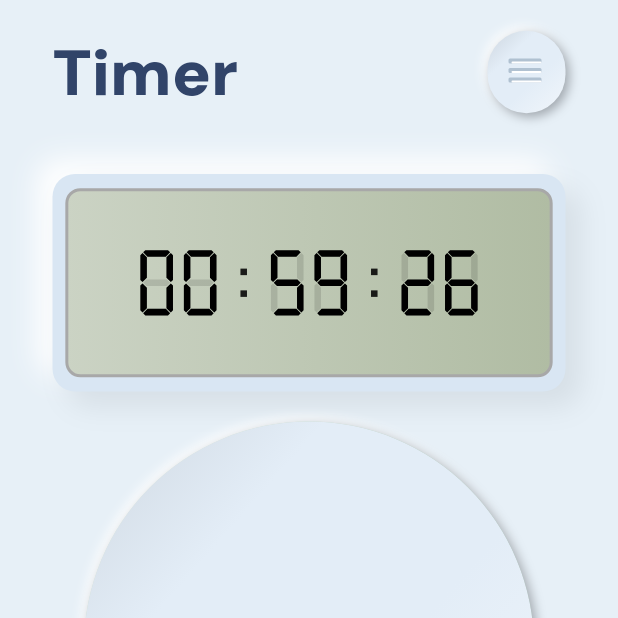
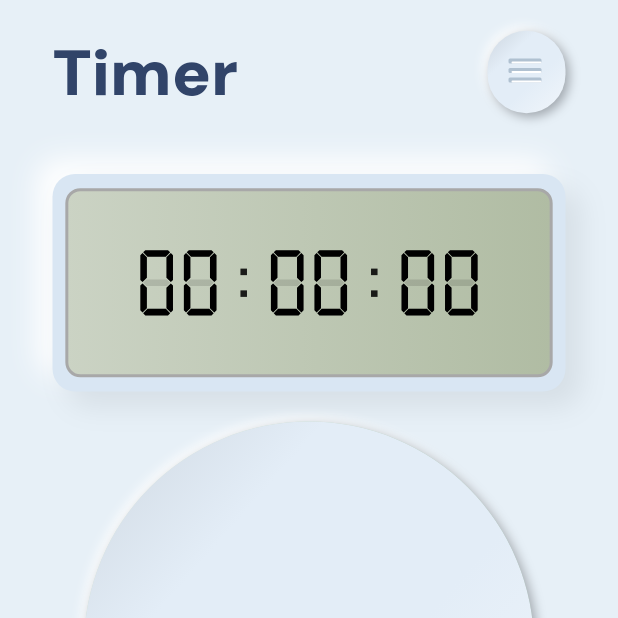
Before and after one commit to c0ff33-b34n/neumorphic_timer, a Flutter app: the screen it shows after launch, on a phone screen of 412 x 824 dp, the top half of it. Run offline on Flutter 3.47's test engine with Material 2 defaults, Android fonts, the phone set to English and light mode, and no system bars; our stand-ins replace google_fonts.

Commit message:
Add TimerService, start timer and update seconds of display when pressing play and reset when pressing reset

```diff
--- /dev/null
+++ b/lib/UI/neumorphic_playbutton.dart
@@ -0,0 +1,127 @@
+import 'package:flutter/material.dart';
+import 'package:neumorphic_timer/screens/timer_screen.dart';
+import 'package:provider/provider.dart';
+
+class NeumorphicPlayButton extends StatelessWidget {
+  const NeumorphicPlayButton({
+    Key? key,
+  }) : super(key: key);
+
+  @override
+  Widget build(BuildContext context) {
+    return NeumorphicPlayContainer(
+      key: key,
+      child: Center(
+        child: Icon(
+          Icons.play_arrow,
+          size: 60,
+          color: Colors.greenAccent.shade400,
+        ),
+      ),
+      bevel: 5.0,
+      borderRadius: null,
+      boxShape: BoxShape.circle,
+      color: Color.fromRGBO(227, 237, 247, 1),
+      height: 1.0,
+    );
+  }
+}
+
+class NeumorphicPlayContainer extends StatefulWidget {
+  final Widget child;
+  final double bevel;
+  final Offset blurOffset;
+  final Color color;
+  final double height;
+  final BorderRadius? borderRadius;
+  final BoxShape boxShape;
+
+  NeumorphicPlayContainer(
+      {required Key? key,
+      required this.child,
+      this.bevel = 10.0,
+      required this.color,
+      required this.height,
+      required this.borderRadius,
+      this.boxShape = BoxShape.rectangle})
+      : this.blurOffset = Offset(bevel / 2, bevel / 2),
+        super(key: key);
+
+  @override
+  _NeumorphicContainerState createState() => _NeumorphicContainerState();
+}
+
+class _NeumorphicContainerState extends State<NeumorphicPlayContainer> {
+  bool _isPressed = false;
+
+  void _onPointerDown(PointerDownEvent event) {
+    setState(() {
+      _isPressed = true;
+    });
+  }
+
+  void _onPointerUp(PointerUpEvent event) {
+    setState(() {
+      _isPressed = false;
+    });
+  }
+
+  @override
+  Widget build(BuildContext context) {
+    final color = this.widget.color;
+
+    return Listener(
+      onPointerDown: (e) {
+        Provider.of<TimerService>(context, listen: false).start();
+        _onPointerDown(e);
+      },
+      onPointerUp: _onPointerUp,
+      child: AnimatedContainer(
+        alignment: Alignment.center,
+        height: widget.height,
+        duration: const Duration(milliseconds: 150),
+        padding: const EdgeInsets.all(16.0),
+        decoration: BoxDecoration(
+          borderRadius: widget.borderRadius,
+          shape: widget.boxShape,
+          gradient: LinearGradient(
+              begin: Alignment.topLeft,
+              end: Alignment.bottomRight,
+              colors: [
+                _isPressed ? color : color.mix(Colors.black, .1),
+                _isPressed ? color.mix(Colors.black, .05) : color,
+                _isPressed ? color.mix(Colors.black, .05) : color,
+                color.mix(Colors.white, _isPressed ? .2 : .5),
+              ],
+              stops: [
+                0.0,
+                .3,
+                .6,
+                1.0,
+              ]),
+          boxShadow: _isPressed
+              ? null
+              : [
+                  BoxShadow(
+                    blurRadius: widget.bevel,
+                    offset: -widget.blurOffset,
+                    color: Colors.white,
+                  ),
+                  BoxShadow(
+                    blurRadius: widget.bevel,
+                    offset: widget.blurOffset,
+                    color: color.mix(Colors.black, .3),
+                  )
+                ],
+        ),
+        child: widget.child,
+      ),
+    );
+  }
+}
+
+extension ColorUtils on Color {
+  Color mix(Color another, double amount) {
+    return Color.lerp(this, another, amount)!;
+  }
+}
--- /dev/null
+++ b/lib/UI/neumorphic_resetbutton.dart
@@ -0,0 +1,138 @@
+import 'package:flutter/material.dart';
+import 'package:google_fonts/google_fonts.dart';
+import 'package:provider/provider.dart';
+
+import '../screens/timer_screen.dart';
+
+class NeumorphicResetButton extends StatefulWidget {
+  const NeumorphicResetButton({
+    Key? key,
+  }) : super(key: key);
+
+  @override
+  State<NeumorphicResetButton> createState() => _ResetButtonState();
+}
+
+class _ResetButtonState extends State<NeumorphicResetButton> {
+  @override
+  Widget build(BuildContext context) {
+    return NeumorphicResetContainer(
+      child: Text(
+        'Reset',
+        textAlign: TextAlign.center,
+        style: GoogleFonts.dmSans(
+          textStyle: TextStyle(
+            fontSize: 28,
+            fontWeight: FontWeight.w700,
+            color: Color.fromRGBO(49, 68, 105, 1),
+          ),
+        ),
+      ),
+      bevel: 5.0,
+      borderRadius: BorderRadius.circular(10.5),
+      color: Color.fromRGBO(227, 237, 247, 1),
+      key: widget.key,
+      height: 80.0,
+    );
+  }
+}
+
+class NeumorphicResetContainer extends StatefulWidget {
+  final Widget child;
+  final double bevel;
+  final Offset blurOffset;
+  final Color color;
+  final double height;
+  final BorderRadius? borderRadius;
+  final BoxShape boxShape;
+
+  NeumorphicResetContainer(
+      {required Key? key,
+      required this.child,
+      this.bevel = 10.0,
+      required this.color,
+      required this.height,
+      required this.borderRadius,
+      this.boxShape = BoxShape.rectangle})
+      : this.blurOffset = Offset(bevel / 2, bevel / 2),
+        super(key: key);
+
+  @override
+  _NeumorphicResetContainerState createState() =>
+      _NeumorphicResetContainerState();
+}
+
+class _NeumorphicResetContainerState extends State<NeumorphicResetContainer> {
+  bool _isPressed = false;
+
+  void _onPointerDown(PointerDownEvent event) {
+    setState(() {
+      _isPressed = true;
+    });
+  }
+
+  void _onPointerUp(PointerUpEvent event) {
+    setState(() {
+      _isPressed = false;
+    });
+  }
+
+  @override
+  Widget build(BuildContext context) {
+    final color = this.widget.color;
+
+    return Listener(
+      onPointerDown: (e) {
+        Provider.of<TimerService>(context, listen: false).reset();
+        _onPointerDown(e);
+      },
+      onPointerUp: _onPointerUp,
+      child: AnimatedContainer(
+        alignment: Alignment.center,
+        height: widget.height,
+        duration: const Duration(milliseconds: 150),
+        padding: const EdgeInsets.all(16.0),
+        decoration: BoxDecoration(
+          borderRadius: widget.borderRadius,
+          shape: widget.boxShape,
+          gradient: LinearGradient(
+              begin: Alignment.topLeft,
+              end: Alignment.bottomRight,
+              colors: [
+                _isPressed ? color : color.mix(Colors.black, .1),
+                _isPressed ? color.mix(Colors.black, .05) : color,
+                _isPressed ? color.mix(Colors.black, .05) : color,
+                color.mix(Colors.white, _isPressed ? .2 : .5),
+              ],
+              stops: [
+                0.0,
+                .3,
+                .6,
+                1.0,
+              ]),
+          boxShadow: _isPressed
+              ? null
+              : [
+                  BoxShadow(
+                    blurRadius: widget.bevel,
+                    offset: -widget.blurOffset,
+                    color: Colors.white,
+                  ),
+                  BoxShadow(
+                    blurRadius: widget.bevel,
+                    offset: widget.blurOffset,
+                    color: color.mix(Colors.black, .3),
+                  )
+                ],
+        ),
+        child: widget.child,
+      ),
+    );
+  }
+}
+
+extension ColorUtils on Color {
+  Color mix(Color another, double amount) {
+    return Color.lerp(this, another, amount)!;
+  }
+}
--- a/lib/screens/timer_screen.dart
+++ b/lib/screens/timer_screen.dart
@@ -1,13 +1,21 @@
+import 'dart:async';
+
 import 'package:flutter/material.dart';
 import 'package:google_fonts/google_fonts.dart';
 import 'package:neumorphic_timer/UI/neumorphic_container.dart';
+import 'package:provider/provider.dart';
 import '../UI/digital_colon.dart';
 import '../UI/digital_number.dart';
+import '../UI/neumorphic_playbutton.dart';
+import '../UI/neumorphic_resetbutton.dart';
 
 class TimerScreen extends StatelessWidget {
   @override
   Widget build(BuildContext context) {
-    return Material(
+    final timerService = TimerService();
+    return ChangeNotifierProvider<TimerService>(
+      create: (_) => timerService,
+      child: Material(
         color: Color.fromRGBO(231, 240, 247, 1),
         child: Padding(
           padding: const EdgeInsets.symmetric(horizontal: 35.0),
@@ -43,11 +51,12 @@ class TimerScreen extends StatelessWidget {
                   shape: BoxShape.circle,
                   color: Colors.green,
                 ),
-              child: PlayButton(),
+                child: NeumorphicPlayButton(),
               ),
               SizedBox(height: 25.0),
-            ResetButton(),
+              NeumorphicResetButton(),
             ],
+          ),
         ),
       ),
     );
@@ -119,9 +128,10 @@ class DigitalNumbers extends StatelessWidget {
 
   @override
   Widget build(BuildContext context) {
+    final duration = Provider.of<TimerService>(context).currentDuration;
     final hours = createNumberTime(0);
-    final minutes = createNumberTime(59);
-    final seconds = createNumberTime(26);
+    final minutes = createNumberTime(0);
+    final seconds = createNumberTime(duration.inSeconds);
     return Center(
       child: Container(
         height: maxHeight * 0.5,
@@ -191,31 +201,6 @@ class DigitalNumberWithBg extends StatelessWidget {
   }
 }
 
-class PlayButton extends StatelessWidget {
-  const PlayButton({
-    Key? key,
-  }) : super(key: key);
-
-  @override
-  Widget build(BuildContext context) {
-    return NeumorphicContainer(
-      key: key,
-      child: Center(
-        child: Icon(
-          Icons.play_arrow,
-          size: 60,
-          color: Colors.greenAccent.shade400,
-        ),
-      ),
-      bevel: 5.0,
-      borderRadius: null,
-      boxShape: BoxShape.circle,
-      color: Color.fromRGBO(227, 237, 247, 1),
-      height: 1.0,
-    );
-  }
-}
-
 class HamburgerButton extends StatelessWidget {
   const HamburgerButton({
     Key? key,
@@ -268,35 +253,33 @@ class HamburgerButton extends StatelessWidget {
   }
 }
 
-class ResetButton extends StatefulWidget {
-  const ResetButton({
-    Key? key,
-  }) : super(key: key);
+class TimerService extends ChangeNotifier {
+  Stopwatch _watch = Stopwatch();
+  Duration _currentDuration = Duration.zero;
+  Timer? _timer;
+  Duration get currentDuration => _currentDuration;
+
+  void start() {
+    _watch.start();
+    _timer = Timer.periodic(Duration(seconds: 1), (timer) {
+      _currentDuration = _watch.elapsed;
+      notifyListeners();
+    });
+
+    notifyListeners();
+  }
+
+  void reset() {
+    _watch.stop();
+    _watch.reset();
+    _timer?.cancel();
+    _currentDuration = Duration.zero;
+    notifyListeners();
+  }
 
   @override
-  State<ResetButton> createState() => _ResetButtonState();
-}
-
-class _ResetButtonState extends State<ResetButton> {
-  @override
-  Widget build(BuildContext context) {
-    return NeumorphicContainer(
-      child: Text(
-        'Reset',
-        textAlign: TextAlign.center,
-        style: GoogleFonts.dmSans(
-          textStyle: TextStyle(
-            fontSize: 28,
-            fontWeight: FontWeight.w700,
-            color: Color.fromRGBO(49, 68, 105, 1),
-          ),
-        ),
-      ),
-      bevel: 5.0,
-      borderRadius: BorderRadius.circular(10.5),
-      color: Color.fromRGBO(227, 237, 247, 1),
-      key: widget.key,
-      height: 80.0,
-    );
+  void notifyListeners() {
+    // TODO: implement notifyListeners
+    super.notifyListeners();
   }
 }
--- a/pubspec.yaml
+++ b/pubspec.yaml
@@ -17,6 +17,7 @@ dependencies:
 
   cupertino_icons: ^1.0.2
   google_fonts: ^3.0.1
+  provider: ^6.0.3
 
 dev_dependencies:
   flutter_test:
```
Also changed, not shown: pubspec.lock. Lines whose indentation alone changed are shown as unchanged.
